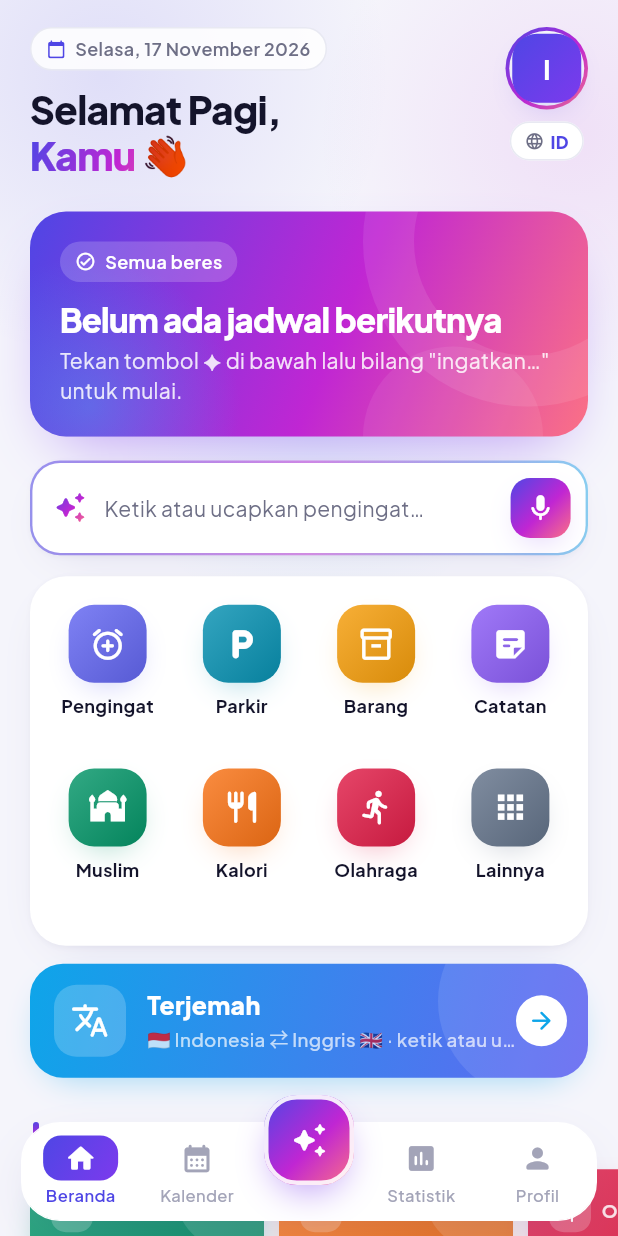
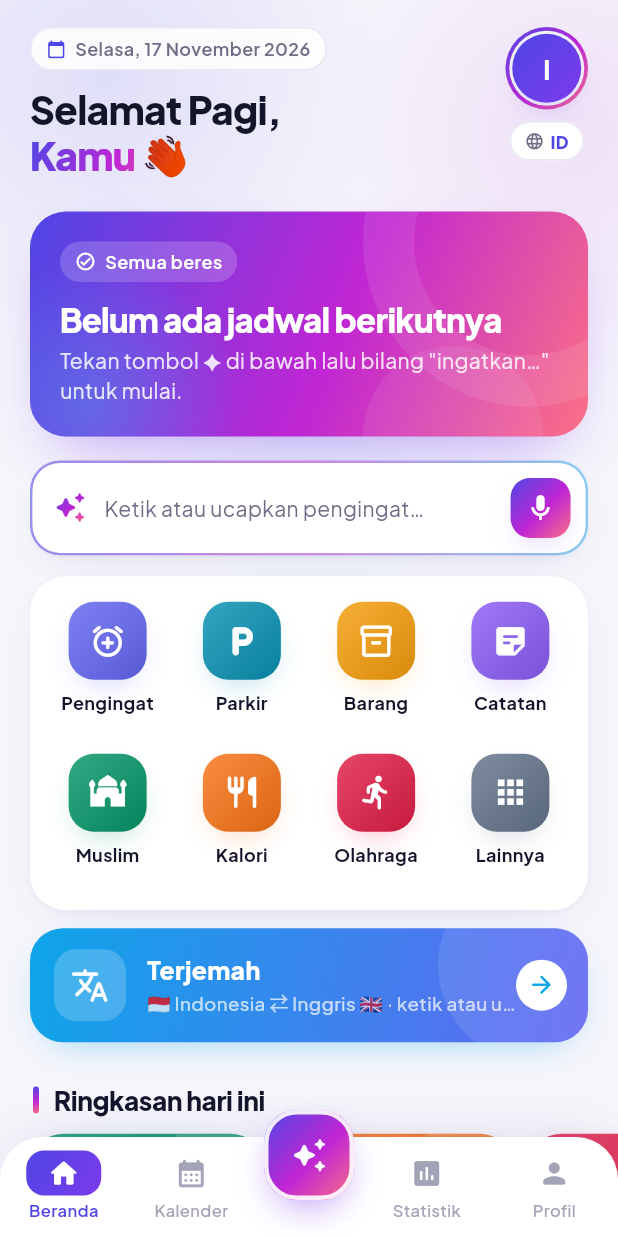
Before and after one commit to scameer42-droid/ingetzeon, a Flutter app: the screen it shows after launch, on a phone screen of 412 x 824 dp. Run offline on Flutter 3.47's test engine with Material 3 defaults, Android fonts, the phone set to English and light mode, and no system bars; our stand-ins replace barcode_widget, fl_chart, flutter_local_notifications, flutter_riverpod, flutter_secure_storage, flutter_tts and 11 more; missing offline and left inert: mobile_scanner; accounts and stored records are empty; statements that could not run were skipped.

Commit message:
Navigasi bawah menempel penuh sampai bawah layar, menu lebih rapat, avatar bulat, kartu ringkasan lebih tinggi
Co-Authored-By: Claude Opus 5.5 <noreply@anthropic.com>
Claude-Session: https://claude.ai/code/session_015TuBiXJdxGbh19vDDeuh4h

```diff
--- a/lib/presentation/screens/home_screen.dart
+++ b/lib/presentation/screens/home_screen.dart
@@ -100,7 +100,7 @@ class HomeScreen extends ConsumerWidget {
                     child: Container(
                       padding: const EdgeInsets.all(2),
                       decoration: BoxDecoration(shape: BoxShape.circle, color: context.bg),
-                      child: UserAvatar(name: name, path: ref.watch(settingsProvider).avatarPath, size: 46),
+                      child: UserAvatar(name: name, path: ref.watch(settingsProvider).avatarPath, size: 46, radius: 23),
                     ),
                   ),
                 ),
@@ -509,13 +509,14 @@ class _MenuCard extends ConsumerWidget {
     ];
     return SoftCard(
       radius: 24,
-      padding: const EdgeInsets.fromLTRB(6, 18, 6, 8),
+      padding: const EdgeInsets.fromLTRB(6, 16, 6, 6),
       child: GridView.count(
         crossAxisCount: 4,
         shrinkWrap: true,
         padding: EdgeInsets.zero,
         physics: const NeverScrollableScrollPhysics(),
-        childAspectRatio: .82,
+        mainAxisSpacing: 4,
+        childAspectRatio: .92,
         children: [
           for (final m in menu)
             InkWell(
@@ -542,7 +543,7 @@ class _MenuCard extends ConsumerWidget {
                     ),
                 ]),
                 const SizedBox(height: 8),
-                Text(m.label, maxLines: 2, textAlign: TextAlign.center, style: const TextStyle(fontSize: 12, fontWeight: FontWeight.w700, height: 1.2)),
+                Text(m.label, maxLines: 1, overflow: TextOverflow.ellipsis, textAlign: TextAlign.center, style: const TextStyle(fontSize: 12, fontWeight: FontWeight.w700, height: 1.2)),
               ]),
             ),
         ],
@@ -693,7 +694,7 @@ class _SummaryRow extends ConsumerWidget {
         ),
     ];
     return SizedBox(
-      height: 132,
+      height: 140,
       child: ListView.separated(
         scrollDirection: Axis.horizontal,
         clipBehavior: Clip.none,
--- a/lib/presentation/screens/main_shell.dart
+++ b/lib/presentation/screens/main_shell.dart
@@ -171,18 +171,17 @@ class _MainShellState extends ConsumerState<MainShell> with WidgetsBindingObserv
       body: AestheticBackground(child: IndexedStack(index: _index, children: screens)),
       floatingActionButtonLocation: FloatingActionButtonLocation.centerDocked,
       floatingActionButton: Padding(padding: const EdgeInsets.only(top: 24), child: _GradientFab(onTap: _openAi)),
-      bottomNavigationBar: SafeArea(
-        top: false,
-        child: Container(
-          margin: const EdgeInsets.fromLTRB(14, 0, 14, 10),
-          decoration: BoxDecoration(
-            color: context.card,
-            borderRadius: BorderRadius.circular(26),
-            border: Border.all(color: context.isDark ? context.line : Colors.white),
-            boxShadow: [BoxShadow(color: const Color(0xFF3B2F8F).withValues(alpha: context.isDark ? .4 : .18), blurRadius: 30, offset: const Offset(0, 12), spreadRadius: -10)],
-          ),
+      bottomNavigationBar: Container(
+        decoration: BoxDecoration(
+          color: context.card,
+          borderRadius: const BorderRadius.vertical(top: Radius.circular(28)),
+          border: context.isDark ? Border(top: BorderSide(color: context.line)) : null,
+          boxShadow: [BoxShadow(color: const Color(0xFF3B2F8F).withValues(alpha: context.isDark ? .4 : .14), blurRadius: 28, offset: const Offset(0, -6), spreadRadius: -8)],
+        ),
+        child: SafeArea(
+          top: false,
           child: SizedBox(
-            height: 64,
+            height: 66,
             child: Row(
               children: [
                 _NavItem(icon: Icons.home_rounded, label: 'Beranda', active: _index == 0, onTap: () => setState(() => _index = 0)),
```
Also changed, not shown: 2 other files.
